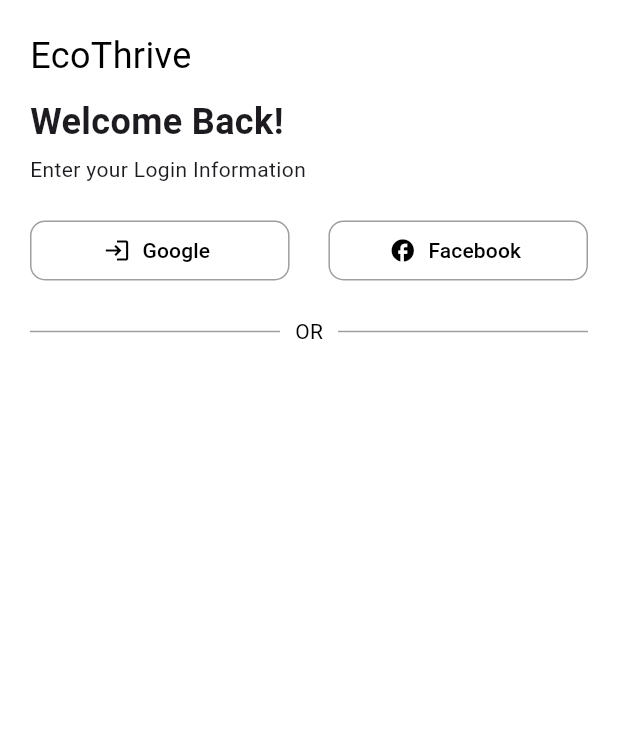
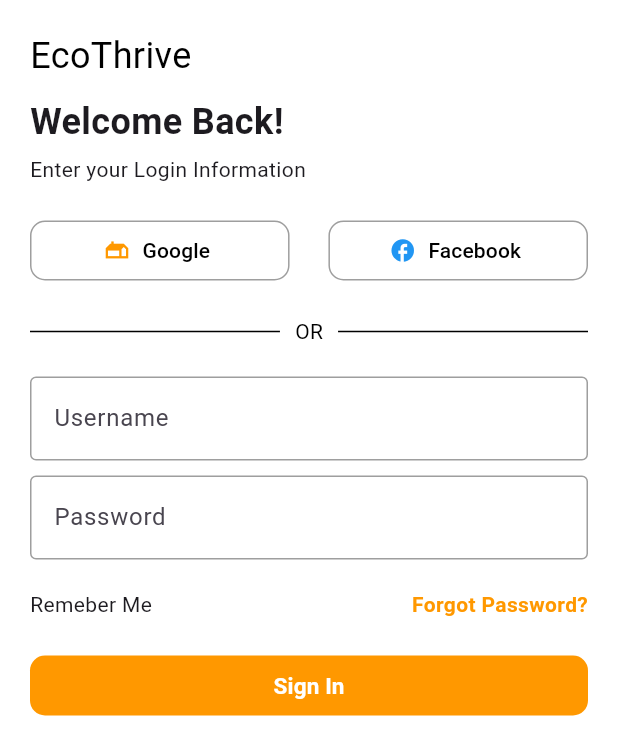
Before and after one commit to XyrelTenz/FlutterApps, a Flutter app: the screen it shows after launch, on a phone screen of 412 x 824 dp. Shown: the top 755 px of the screen. Run offline on Flutter 3.47's test engine with Material 3 defaults, Android fonts, the light colour scheme and no system bars.

Commit message:
Login UI

```diff
--- a/lib/auth/login3.dart
+++ b/lib/auth/login3.dart
@@ -11,6 +11,7 @@
 class _Login3State extends State<Login3> {
   final username = TextEditingController();
   final password = TextEditingController();
+  bool _ischecked = false;
 
   @override
   void dispose() {
@@ -64,7 +65,7 @@
                           ),
                           side: const BorderSide(color: Colors.grey, width: 1),
                         ),
-                        icon: const Icon(Icons.login, color: Colors.black),
+                        icon: const Icon(Icons.gite, color: Colors.orange),
                         onPressed: () {},
                         label: const Text(
                           "Google",
@@ -82,7 +83,7 @@
                           ),
                           side: const BorderSide(color: Colors.grey, width: 1),
                         ),
-                        icon: const Icon(Icons.facebook, color: Colors.black),
+                        icon: const Icon(Icons.facebook, color: Colors.blue),
                         label: const Text(
                           "Facebook",
                           style: TextStyle(fontSize: 14, color: Colors.black),
@@ -94,29 +95,113 @@
 
                 const SizedBox(height: 20),
 
-                // 🔹 OR Divider Line 🔹
                 Row(
                   children: [
-                    const Expanded(
+                    Expanded(
                       child: Divider(
-                        color: Colors.grey,
                         thickness: 1,
+                        color: Colors.black,
                         endIndent: 10,
                       ),
                     ),
-                    const Text("OR", style: TextStyle(color: Colors.black)),
-                    const Expanded(
+                    Text("OR", style: TextStyle(color: Colors.black)),
+                    Expanded(
                       child: Divider(
-                        color: Colors.grey,
                         thickness: 1,
+                        color: Colors.black,
                         indent: 10,
                       ),
                     ),
                   ],
                 ),
+                const SizedBox(height: 20),
 
-                // Add your login form below
-                const SizedBox(height: 20),
+                Column(
+                  crossAxisAlignment: CrossAxisAlignment.start,
+                  mainAxisAlignment: MainAxisAlignment.spaceBetween,
+                  children: [
+                    SizedBox(
+                      width: MediaQuery.of(context).size.width * 1,
+                      child: TextField(
+                        obscureText: false,
+                        decoration: InputDecoration(
+                          enabledBorder: OutlineInputBorder(
+                            borderSide: BorderSide(color: Colors.grey),
+                          ),
+                          focusedBorder: OutlineInputBorder(
+                            borderSide: BorderSide(color: Colors.grey),
+                          ),
+                          labelText: "Username",
+                        ),
+                      ),
+                    ),
+
+                    const SizedBox(height: 10),
+
+                    SizedBox(
+                      width: MediaQuery.of(context).size.width * 1,
+                      child: TextField(
+                        obscureText: false,
+                        decoration: InputDecoration(
+                          enabledBorder: OutlineInputBorder(
+                            borderSide: BorderSide(color: Colors.grey),
+                          ),
+                          focusedBorder: OutlineInputBorder(
+                            borderSide: BorderSide(color: Colors.grey),
+                          ),
+                          labelText: "Password",
+                        ),
+                      ),
+                    ),
+                    const SizedBox(height: 20),
+                    Row(
+                      mainAxisAlignment: MainAxisAlignment.spaceBetween,
+                      children: [
+                        Text("Remeber Me"),
+                        Text(
+                          "Forgot Password?",
+                          style: TextStyle(
+                            color: Colors.orange,
+                            fontWeight: FontWeight.bold,
+                          ),
+                        ),
+                      ],
+                    ),
+
+                    const SizedBox(height: 20),
+
+                    // Checkbox(
+                    //   value: _ischecked,
+                    //   onChanged: (bool? newValue) {
+                    //     setState(() {
+                    //       _ischecked = newValue ?? false;
+                    //     });
+                    //   },
+                    //   activeColor: Colors.orange,
+                    //   checkColor: Colors.orange,
+                    // ),
+                    SizedBox(
+                      width: MediaQuery.of(context).size.width * 1,
+                      child: TextButton(
+                        onPressed: () {},
+                        style: TextButton.styleFrom(
+                          backgroundColor: Colors.orange,
+                          shape: RoundedRectangleBorder(
+                            borderRadius: BorderRadiusGeometry.circular(10),
+                          ),
+                        ),
+                        child: Text(
+                          "Sign In",
+                          style: TextStyle(
+                            color: Colors.white,
+                            fontWeight: FontWeight.bold,
+                            fontSize: 15,
+                          ),
+                        ),
+                      ),
+                    ),
+                  ],
+                ),
               ],
             ),
           ),
```
